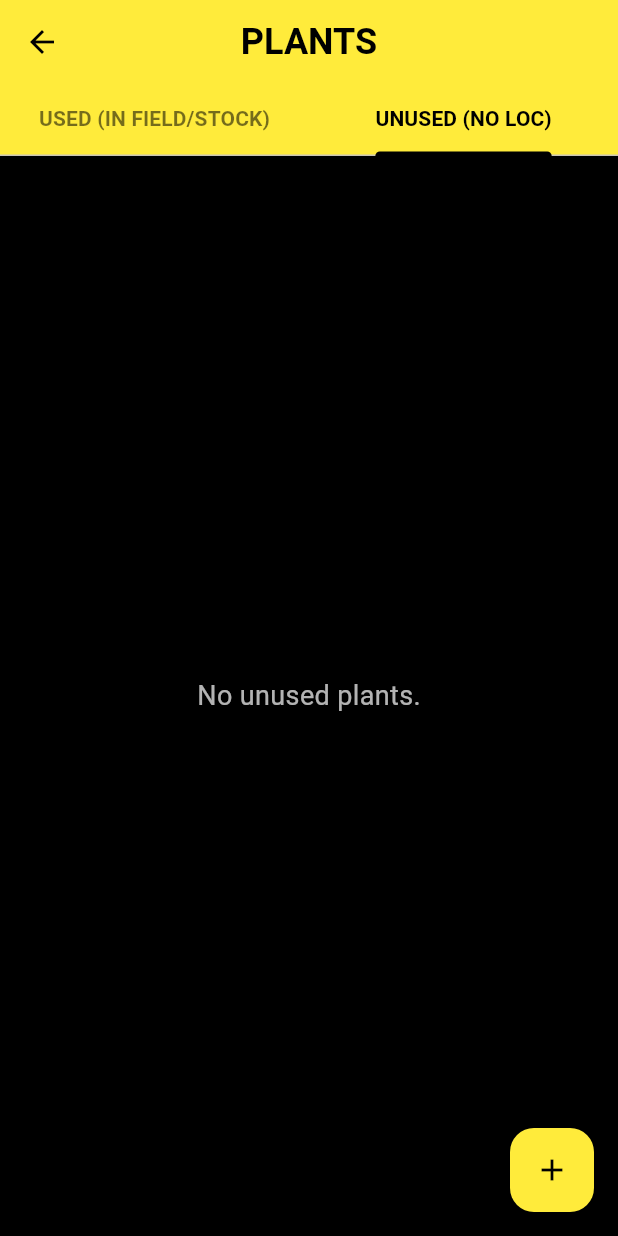
After one commit to karelzak/QRostlina, a Flutter app: the PlantsScreen screen opened directly, tab 2 chosen, on a phone screen of 412 x 824 dp. The commit adds this screen. Run offline on Flutter 3.47's test engine with Material 3 defaults, Android fonts, the phone set to English and light mode, and no system bars; missing offline and left inert: mobile_scanner.

Commit message:
feat: add Plants management screen and deletion support for beds, species, and plants

```diff
--- /dev/null
+++ b/lib/screens/plants_screen.dart
@@ -0,0 +1,175 @@
+import 'package:flutter/material.dart';
+import '../models/plant_unit.dart';
+import '../models/species.dart';
+import '../services/mock_database_service.dart';
+import '../services/qr_scanner_service.dart';
+import 'detail_screen.dart';
+import 'edit_plant_screen.dart';
+
+class PlantsScreen extends StatefulWidget {
+  const PlantsScreen({super.key});
+
+  @override
+  State<PlantsScreen> createState() => _PlantsScreenState();
+}
+
+class _PlantsScreenState extends State<PlantsScreen> with SingleTickerProviderStateMixin {
+  late TabController _tabController;
+  List<PlantUnit> _allPlants = [];
+  Map<String, Species> _speciesMap = {};
+  bool _isLoading = true;
+
+  @override
+  void initState() {
+    super.initState();
+    _tabController = TabController(length: 2, vsync: this);
+    _loadData();
+  }
+
+  Future<void> _loadData() async {
+    setState(() => _isLoading = true);
+    final plants = await MockDatabaseService.getAllPlants();
+    final speciesList = await MockDatabaseService.getAllSpecies();
+    final speciesMap = {for (var s in speciesList) s.id: s};
+
+    if (mounted) {
+      setState(() {
+        _allPlants = plants;
+        _speciesMap = speciesMap;
+        _isLoading = false;
+      });
+    }
+  }
+
+  @override
+  void dispose() {
+    _tabController.dispose();
+    super.dispose();
+  }
+
+  @override
+  Widget build(BuildContext context) {
+    return Scaffold(
+      appBar: AppBar(
+        title: const Text('PLANTS'),
+        bottom: TabBar(
+          controller: _tabController,
+          indicatorColor: Colors.black,
+          labelColor: Colors.black,
+          unselectedLabelColor: Colors.black54,
+          labelStyle: const TextStyle(fontWeight: FontWeight.bold),
+          tabs: const [
+            Tab(text: 'USED (IN FIELD/STOCK)'),
+            Tab(text: 'UNUSED (NO LOC)'),
+          ],
+        ),
+      ),
+      body: _isLoading
+          ? const Center(child: CircularProgressIndicator(color: Colors.yellow))
+          : TabBarView(
+              controller: _tabController,
+              children: [
+                _buildPlantsList(used: true),
+                _buildPlantsList(used: false),
+              ],
+            ),
+      floatingActionButton: FloatingActionButton(
+        onPressed: () async {
+          final result = await Navigator.push<bool>(
+            context,
+            MaterialPageRoute(builder: (context) => const EditPlantScreen()),
+          );
+          if (result == true) {
+            _loadData();
+          }
+        },
+        backgroundColor: Colors.yellow,
+        foregroundColor: Colors.black,
+        child: const Icon(Icons.add),
+      ),
+    );
+  }
+
+  Widget _buildPlantsList({required bool used}) {
+    final filteredPlants = _allPlants.where((p) {
+      if (used) {
+        return p.locationId != null;
+      } else {
+        return p.locationId == null;
+      }
+    }).toList();
+
+    if (filteredPlants.isEmpty) {
+      return Center(
+        child: Text(
+          used ? 'No plants in field or crates.' : 'No unused plants.',
+          style: const TextStyle(color: Colors.white70),
+        ),
+      );
+    }
+
+    return ListView.builder(
+      itemCount: filteredPlants.length,
+      itemBuilder: (context, index) {
+        final plant = filteredPlants[index];
+        final species = _speciesMap[plant.speciesId];
+
+        return Card(
+          color: Colors.grey[900],
+          margin: const EdgeInsets.symmetric(horizontal: 16, vertical: 8),
+          child: ListTile(
+            title: Text(
+              '${plant.id} - ${species?.name ?? "Unknown Species"}',
+              style: const TextStyle(color: Colors.yellow, fontWeight: FontWeight.bold),
+            ),
+            subtitle: Text(
+              'Status: ${plant.status.name.toUpperCase()} | Loc: ${plant.locationId ?? "NONE"}',
+              style: const TextStyle(color: Colors.white70),
+            ),
+            trailing: Row(
+              mainAxisSize: MainAxisSize.min,
+              children: [
+                IconButton(
+                  icon: const Icon(Icons.delete, color: Colors.redAccent),
+                  onPressed: () => _confirmDelete(plant.id),
+                ),
+                const Icon(Icons.chevron_right, color: Colors.yellow),
+              ],
+            ),
+            onTap: () {
+              Navigator.push(
+                context,
+                MaterialPageRoute(
+                  builder: (context) => DetailScreen(id: plant.id, type: ScannedType.plant),
+                ),
+              );
+            },
+          ),
+        );
+      },
+    );
+  }
+
+  void _confirmDelete(String id) async {
+    final confirmed = await showDialog<bool>(
+      context: context,
+      builder: (context) => AlertDialog(
+        backgroundColor: Colors.grey[900],
+        title: const Text('Delete Plant?', style: TextStyle(color: Colors.white)),
+        content: Text('Are you sure you want to delete $id?', style: const TextStyle(color: Colors.white70)),
+        actions: [
+          TextButton(onPressed: () => Navigator.pop(context, false), child: const Text('CANCEL')),
+          TextButton(
+            onPressed: () => Navigator.pop(context, true),
+            child: const Text('DELETE', style: TextStyle(color: Colors.red)),
+          ),
+        ],
+      ),
+    );
+
+    if (confirmed == true) {
+      await MockDatabaseService.deletePlant(id);
+      _loadData();
+    }
+  }
+}
```
Also changed, not shown: lib/main.dart (+12 -0 lines), lib/screens/locations_screen.dart (+46 -2 lines), lib/screens/species_list_screen.dart (+36 -1 lines), lib/services/mock_database_service.dart (+36 -0 lines).
